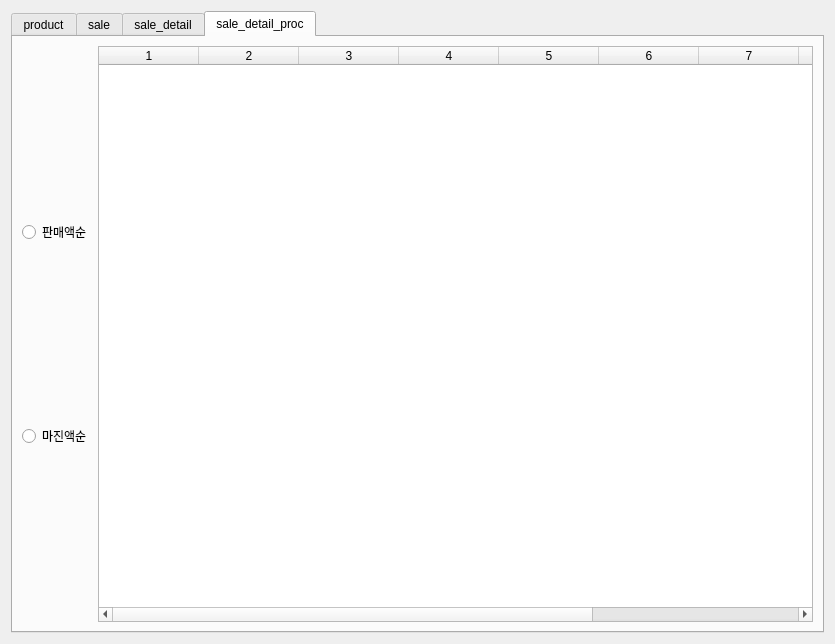
qodlsrud20712/application_coffee, file ui/application.ui: the form before one commit.
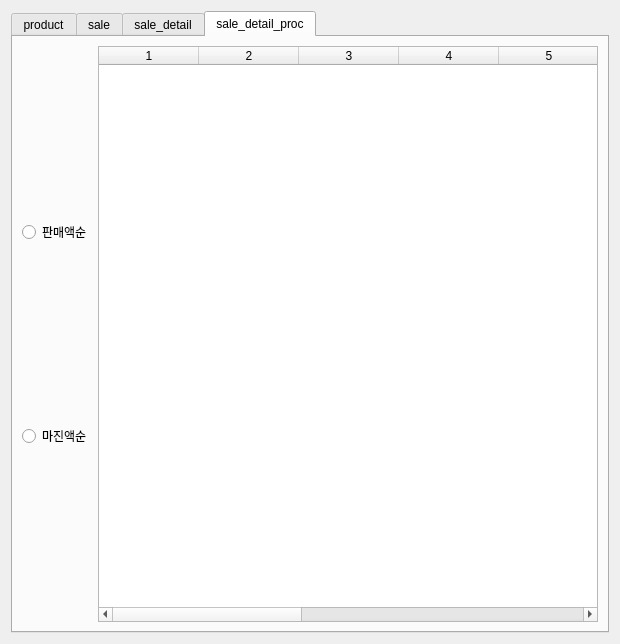
The form after the commit. The open tabs and pages were chosen to show the change.

Commit message: 12.18 설명 추가

What changed in the file:
```diff
--- a/ui/application.ui
+++ b/ui/application.ui
@@ -6,7 +6,7 @@
    <rect>
     <x>0</x>
     <y>0</y>
-    <width>835</width>
+    <width>620</width>
     <height>644</height>
    </rect>
   </property>
@@ -267,6 +267,23 @@
        <string>sale_detail_proc</string>
       </attribute>
       <layout class="QGridLayout" name="gridLayout_6">
+       <item row="0" column="1">
+        <widget class="QTableWidget" name="table_proc">
+         <property name="columnCount">
+          <number>10</number>
+         </property>
+         <column/>
+         <column/>
+         <column/>
+         <column/>
+         <column/>
+         <column/>
+         <column/>
+         <column/>
+         <column/>
+         <column/>
+        </widget>
+       </item>
        <item row="0" column="0">
         <layout class="QVBoxLayout" name="verticalLayout">
          <item>
@@ -285,23 +302,6 @@
          </item>
         </layout>
        </item>
-       <item row="0" column="1">
-        <widget class="QTableWidget" name="table_proc">
-         <property name="columnCount">
-          <number>10</number>
-         </property>
-         <column/>
-         <column/>
-         <column/>
-         <column/>
-         <column/>
-         <column/>
-         <column/>
-         <column/>
-         <column/>
-         <column/>
-        </widget>
-       </item>
       </layout>
      </widget>
     </widget>
```
Left out of the diff: 16 changed lines with no effect on the pictures. The commit also changes 1 other file.
